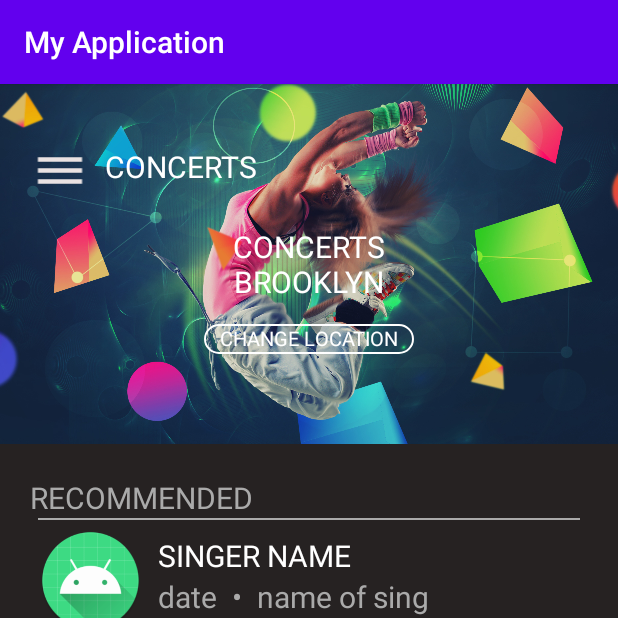
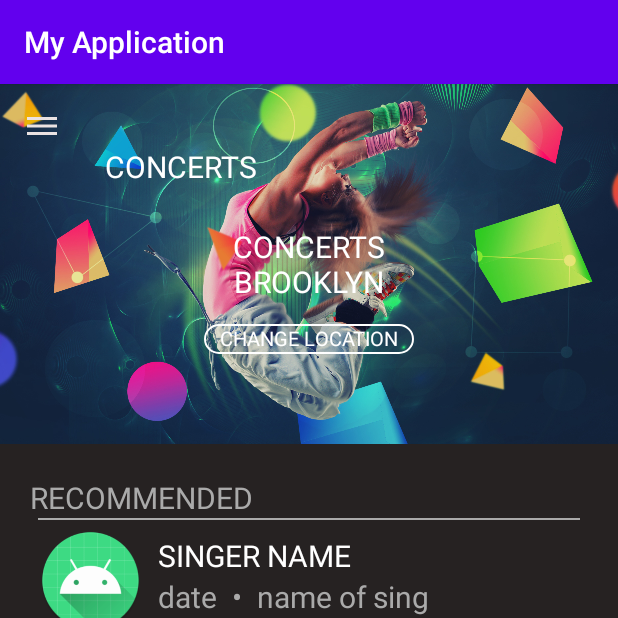
Before and after one commit to Mrsananabos/AndroidLessons, an Android app: the screen it shows after launch (MainActivity), on a phone screen of 412 x 824 dp, the top half of it. Run offline under Robolectric (Android 15) with nearby library versions, the phone set to English and light mode, and no system bars.

Commit message:
set size menu button to standart android 56x56 with padding 16, so image size itself 24x24

```diff
--- a/app/src/main/res/layout/activity_main.xml
+++ b/app/src/main/res/layout/activity_main.xml
@@ -17,10 +17,9 @@
             android:src="@drawable/main_pict" />
 
         <ImageView
-            android:layout_width="40dp"
-            android:layout_height="35dp"
-            android:layout_marginLeft="20dp"
-            android:layout_marginTop="40dp"
+            android:layout_width="56dp"
+            android:layout_height="56dp"
+            android:padding="16dp"
             android:src="@drawable/icon_menu_bar" />
 
         <TextView
```
